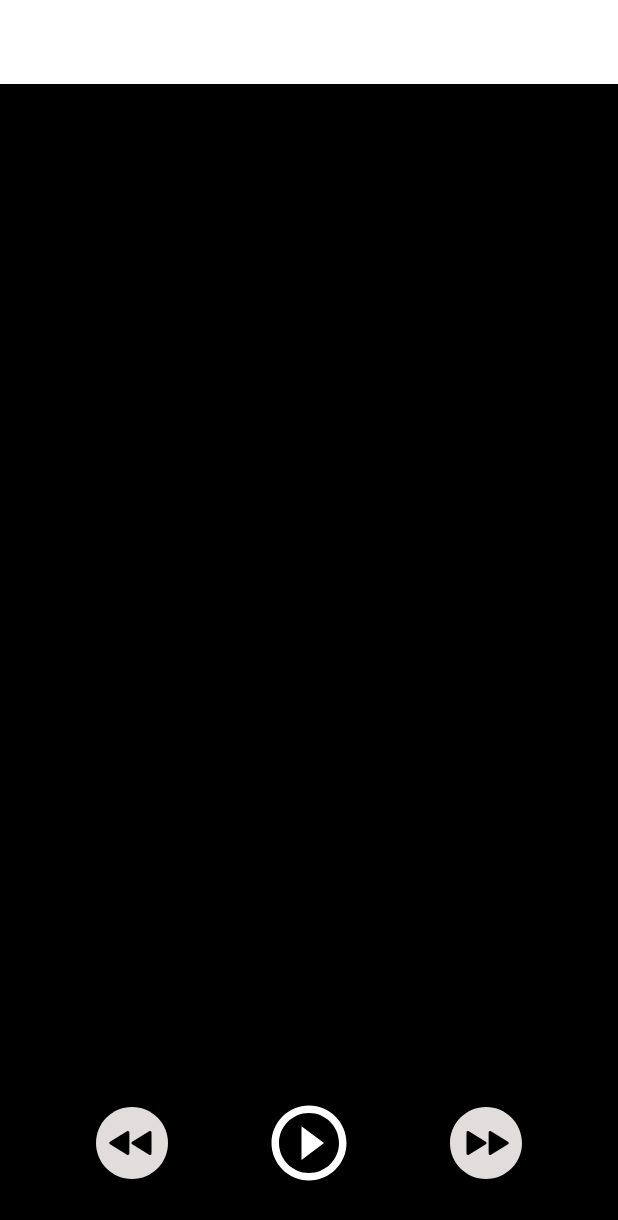
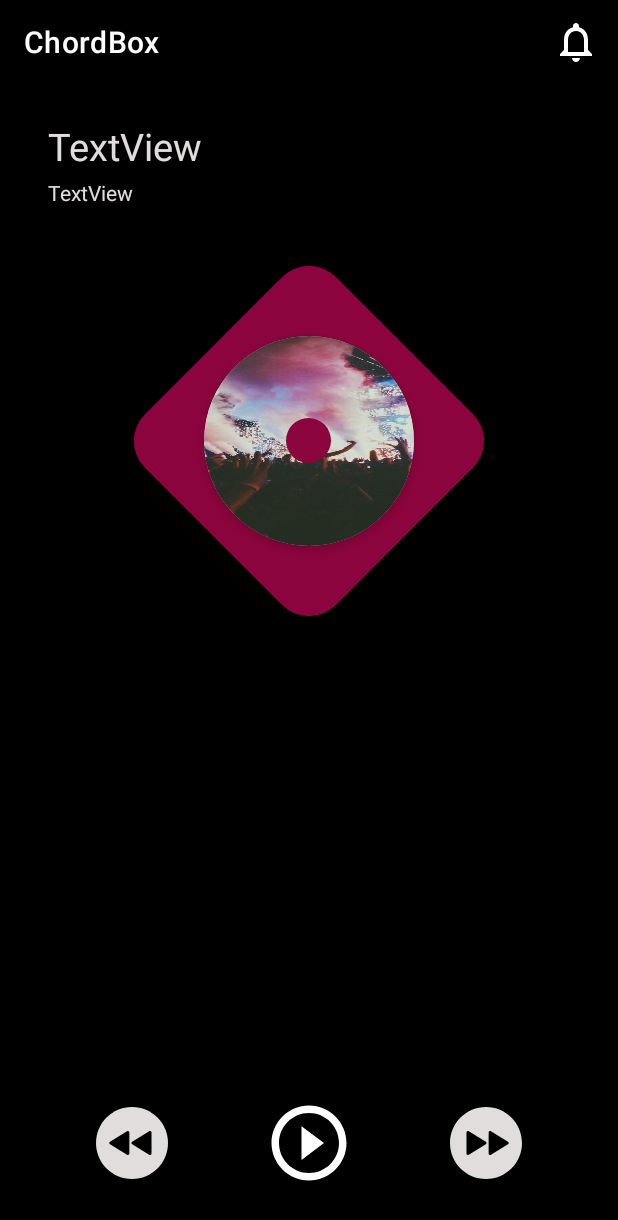
Before and after one commit to MisaengFly/ChordBox, an Android app: the fragment ChordFragment placed in its activity, on a phone screen of 412 x 824 dp. Shown: the top 1220 px of the screen. Run offline under Robolectric (Android 15) with nearby library versions, the phone set to English and light mode, and no system bars; libraries missing offline, so code that uses them is left out: com.google.android.exoplayer2; network calls fail; 8 statements that could not run were skipped.

Commit message:
[ ADD ] - 알람 아이콘 추가 - Tool bar에 아이콘 버튼 추가 - 텍스트 컬러 전체 적용 - chord 페이지 cd 모양 뷰 추가

```diff
--- a/ChordBox_android/app/src/main/java/com/misaengfly/chordbox/MainActivity.kt
+++ b/ChordBox_android/app/src/main/java/com/misaengfly/chordbox/MainActivity.kt
@@ -3,6 +3,9 @@ package com.misaengfly.chordbox
 import android.content.Intent
 import androidx.appcompat.app.AppCompatActivity
 import android.os.Bundle
+import android.view.Menu
+import android.view.MenuInflater
+import android.view.MenuItem
 import androidx.appcompat.widget.Toolbar
 import com.misaengfly.chordbox.musiclist.MusicListFragment
 import com.misaengfly.chordbox.record.RecordActivity
@@ -20,4 +23,18 @@ class MainActivity : AppCompatActivity() {
             .add(R.id.fragment_container, musicListFragment)
             .commit()
     }
+
+    override fun onCreateOptionsMenu(menu: Menu?): Boolean {
+        menuInflater.inflate(R.menu.menu_recent_box, menu)
+        return true
+    }
+
+    override fun onOptionsItemSelected(item: MenuItem): Boolean {
+        return when (item.itemId) {
+            R.id.list_action_alarm -> {
+                true
+            }
+            else -> super.onOptionsItemSelected(item)
+        }
+    }
 }
--- a/ChordBox_android/app/src/main/java/com/misaengfly/chordbox/player/ChordFragment.kt
+++ b/ChordBox_android/app/src/main/java/com/misaengfly/chordbox/player/ChordFragment.kt
@@ -1,6 +1,7 @@
 package com.misaengfly.chordbox.player
 
 import android.os.Bundle
+import android.util.Log
 import android.view.LayoutInflater
 import android.view.View
 import android.view.ViewGroup
--- /dev/null
+++ b/ChordBox_android/app/src/main/res/drawable/bg_slider.xml
@@ -0,0 +1,18 @@
+<?xml version="1.0" encoding="utf-8"?>
+<layer-list xmlns:android="http://schemas.android.com/apk/res/android">
+    <item
+        android:left="40dp"
+        android:top="40dp"
+        android:right="40dp"
+        android:bottom="40dp">
+        <rotate android:fromDegrees="45" android:toDegrees="45">
+            <shape android:shape="rectangle">
+                <solid android:color="#8B043D" />
+                <corners android:radius="25dp" />
+                <size
+                    android:width="180dp"
+                    android:height="180dp" />
+            </shape>
+        </rotate>
+    </item>
+</layer-list>
--- /dev/null
+++ b/ChordBox_android/app/src/main/res/drawable/ic_alarm.xml
@@ -0,0 +1,9 @@
+<vector xmlns:android="http://schemas.android.com/apk/res/android"
+    android:width="48dp"
+    android:height="48dp"
+    android:viewportWidth="24"
+    android:viewportHeight="24">
+  <path
+      android:pathData="M12,22c1.1,0 2,-0.9 2,-2h-4c0,1.1 0.9,2 2,2zM18,16v-5c0,-3.07 -1.63,-5.64 -4.5,-6.32L13.5,4c0,-0.83 -0.67,-1.5 -1.5,-1.5s-1.5,0.67 -1.5,1.5v0.68C7.64,5.36 6,7.92 6,11v5l-2,2v1h16v-1l-2,-2zM16,17L8,17v-6c0,-2.48 1.51,-4.5 4,-4.5s4,2.02 4,4.5v6z"
+      android:fillColor="#FFFFFF"/>
+</vector>
--- /dev/null
+++ b/ChordBox_android/app/src/main/res/drawable/shape_circle.xml
@@ -0,0 +1,7 @@
+<?xml version="1.0" encoding="utf-8"?>
+<shape xmlns:android="http://schemas.android.com/apk/res/android"
+    android:shape="rectangle">
+    <solid android:color="#8B043D"/>
+    <corners android:radius="15dp"/>
+    <size android:height="30dp" android:width="30dp"/>
+</shape>
--- a/ChordBox_android/app/src/main/res/layout/activity_main.xml
+++ b/ChordBox_android/app/src/main/res/layout/activity_main.xml
@@ -11,6 +11,7 @@
         android:layout_width="0dp"
         android:layout_height="?attr/actionBarSize"
         android:theme="?attr/actionBarTheme"
+        android:background="@color/black"
         app:layout_constraintBottom_toTopOf="@id/fragment_container"
         app:layout_constraintEnd_toEndOf="parent"
         app:layout_constraintStart_toStartOf="parent"
--- a/ChordBox_android/app/src/main/res/layout/activity_record.xml
+++ b/ChordBox_android/app/src/main/res/layout/activity_record.xml
@@ -73,7 +73,7 @@
         android:layout_marginEnd="40dp"
         android:layout_marginBottom="16dp"
         android:text="Record up to 5 minutes"
-        android:textColor="#E1DDDD"
+        android:textColor="#797575"
         android:textSize="24sp"
         android:gravity="center"
         android:background="@drawable/bg_record_limit"
--- a/ChordBox_android/app/src/main/res/layout/fragment_chord.xml
+++ b/ChordBox_android/app/src/main/res/layout/fragment_chord.xml
@@ -1,20 +1,58 @@
 <?xml version="1.0" encoding="utf-8"?>
 <androidx.constraintlayout.widget.ConstraintLayout xmlns:android="http://schemas.android.com/apk/res/android"
     xmlns:app="http://schemas.android.com/apk/res-auto"
+    xmlns:tools="http://schemas.android.com/tools"
     android:layout_width="match_parent"
     android:layout_height="match_parent"
     android:background="@color/black">
 
+    <FrameLayout
+        android:layout_width="match_parent"
+        android:layout_height="0dp"
+        app:layout_constraintBottom_toTopOf="@+id/playerVisualizer"
+        app:layout_constraintEnd_toEndOf="parent"
+        app:layout_constraintStart_toStartOf="parent"
+        app:layout_constraintTop_toBottomOf="@id/music_date_tv">
+
+        <ImageView
+            android:layout_width="wrap_content"
+            android:layout_height="match_parent"
+            android:layout_gravity="center"
+            android:src="@drawable/bg_slider"/>
+
+        <androidx.cardview.widget.CardView
+            android:id="@+id/music_iv"
+            android:layout_width="140dp"
+            android:layout_height="140dp"
+            android:layout_gravity="center"
+            app:cardCornerRadius="100dp"
+            app:cardElevation="4dp">
+
+            <ImageView
+                android:layout_width="match_parent"
+                android:layout_height="match_parent"
+                android:src="@drawable/splash_image"
+                android:scaleType="fitXY"/>
+
+            <ImageView
+                android:layout_width="30dp"
+                android:layout_height="30dp"
+                android:src="@drawable/shape_circle"
+                android:layout_gravity="center"/>
+        </androidx.cardview.widget.CardView>
+    </FrameLayout>
+
     <com.misaengfly.chordbox.visualizer.PlayerVisualizer
         android:id="@+id/playerVisualizer"
         android:layout_width="0dp"
-        android:layout_height="300dp"
+        android:layout_height="250dp"
+        android:layout_marginBottom="32dp"
         android:background="@color/black"
         app:approximateBarDuration="75"
         app:barWidth="2dp"
+        app:layout_constraintBottom_toTopOf="@+id/music_play_btn"
         app:layout_constraintEnd_toEndOf="parent"
         app:layout_constraintStart_toStartOf="parent"
-        app:layout_constraintTop_toTopOf="parent"
         app:maxAmp="200"
         app:spaceBetweenBar="2dp" />
 
@@ -51,4 +89,24 @@
         app:layout_constraintTop_toTopOf="@+id/music_play_btn"
         app:srcCompat="@drawable/ic_fast_forward" />
 
+    <TextView
+        android:id="@+id/music_name_tv"
+        android:layout_width="wrap_content"
+        android:layout_height="wrap_content"
+        android:layout_marginStart="32dp"
+        android:layout_marginTop="24dp"
+        android:text="TextView"
+        android:textSize="25sp"
+        app:layout_constraintStart_toStartOf="parent"
+        app:layout_constraintTop_toTopOf="parent" />
+
+    <TextView
+        android:id="@+id/music_date_tv"
+        android:layout_width="wrap_content"
+        android:layout_height="wrap_content"
+        android:layout_marginTop="4dp"
+        android:text="TextView"
+        app:layout_constraintStart_toStartOf="@+id/music_name_tv"
+        app:layout_constraintTop_toBottomOf="@+id/music_name_tv" />
+
 </androidx.constraintlayout.widget.ConstraintLayout>
--- /dev/null
+++ b/ChordBox_android/app/src/main/res/menu/menu_recent_box.xml
@@ -0,0 +1,9 @@
+<?xml version="1.0" encoding="utf-8"?>
+<menu xmlns:android="http://schemas.android.com/apk/res/android"
+    xmlns:app="http://schemas.android.com/apk/res-auto">
+    <item
+        android:id="@+id/list_action_alarm"
+        android:title="alarm"
+        android:icon="@drawable/ic_alarm"
+        app:showAsAction="always"/>
+</menu>
--- a/ChordBox_android/app/src/main/res/values/themes.xml
+++ b/ChordBox_android/app/src/main/res/values/themes.xml
@@ -13,6 +13,7 @@
         <item name="android:statusBarColor" tools:targetApi="l">?attr/colorPrimaryVariant</item>
         <!-- Text Color -->
         <item name="android:textColorPrimary">@color/white</item>
+        <item name="android:textColor">@color/text_color</item>
         <!-- Customize your theme here. -->
     </style>
 </resources>
```
Also changed, not shown: ChordBox_android/app/src/main/res/drawable/splash_image.png (added).
